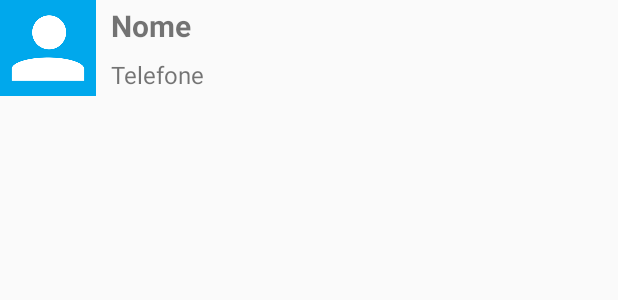
After one commit to nobre14/Alura_Agenda, an Android app: the layout list_item.xml on its own in the app's theme, with its tools: preview values and no code run, on a phone screen of 412 x 824 dp. The commit adds this screen. Shown: the top 300 px of the screen. Run offline under Robolectric (Android 15) with nearby library versions, the phone set to English and light mode, and no system bars.

Commit message:
Criada novo layout e novo helper proprio

```diff
--- a/app/src/main/java/com/example/nobre/agenda/ListaAlunosActivity.java
+++ b/app/src/main/java/com/example/nobre/agenda/ListaAlunosActivity.java
@@ -19,6 +19,7 @@ import android.widget.Button;
 import android.widget.ListView;
 import android.widget.Toast;
 
+import com.example.nobre.agenda.adapter.AlunosAdapter;
 import com.example.nobre.agenda.dao.AlunoDAO;
 import com.example.nobre.agenda.modelo.Aluno;
 
@@ -75,9 +76,7 @@ public class ListaAlunosActivity extends AppCompatActivity {
         AlunoDAO dao = new AlunoDAO(this);
         List<Aluno> alunos = dao.buscaAlunos();
         dao.close();
-        ArrayAdapter<Aluno> adapter = new ArrayAdapter<Aluno>(this,
-                android.R.layout.simple_list_item_1,
-                alunos);
+        AlunosAdapter adapter = new AlunosAdapter(this, alunos);
         listaAlunos.setAdapter(adapter);
     }
 
--- /dev/null
+++ b/app/src/main/res/layout/list_item.xml
@@ -0,0 +1,38 @@
+<?xml version="1.0" encoding="utf-8"?>
+<LinearLayout
+    xmlns:android="http://schemas.android.com/apk/res/android" android:layout_width="match_parent"
+    android:layout_height="wrap_content">
+
+    <ImageView
+        android:layout_width="64dp"
+        android:layout_height="64dp"
+        android:src="@drawable/person"
+        android:id="@+id/item_foto"/>
+
+    <LinearLayout
+        android:layout_width="wrap_content"
+        android:layout_height="match_parent"
+        android:orientation="vertical"
+        android:gravity="center_vertical">
+
+        <TextView
+            android:layout_width="wrap_content"
+            android:layout_height="wrap_content"
+            android:id="@+id/item_nome"
+            android:text="Nome"
+            android:textSize="20sp"
+            android:textStyle="bold"
+            android:paddingLeft="10dp"/>
+
+        <TextView
+            android:layout_width="wrap_content"
+            android:layout_height="wrap_content"
+            android:id="@+id/item_telefone"
+            android:text="Telefone"
+            android:paddingLeft="10dp"
+            android:paddingTop="8dp"
+            android:textSize="16sp"/>
+
+    </LinearLayout>
+
+</LinearLayout>
```
Also changed, not shown: app/src/main/java/com/example/nobre/agenda/adapter/AlunosAdapter.java (added, +45 -0 lines).
